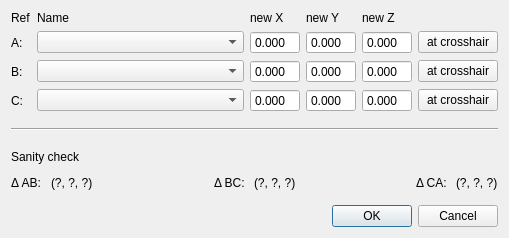
First picture: the form in gui/poimanager/ui_reorient_roi_dialog.ui, repository Ulm-IQO/qudi, before the edit.
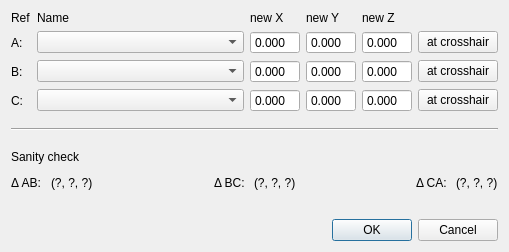
Second picture: the form after the edit.

Commit message: Changed limits of ref point position in the triangulation dialog

Patch:
```diff
--- a/gui/poimanager/ui_reorient_roi_dialog.ui
+++ b/gui/poimanager/ui_reorient_roi_dialog.ui
@@ -7,7 +7,7 @@
     <x>0</x>
     <y>0</y>
     <width>509</width>
-    <height>238</height>
+    <height>252</height>
    </rect>
   </property>
   <property name="windowTitle">
```
Left out of the diff: 9 changed lines with no effect on the pictures. The commit also changes 1 other file.
